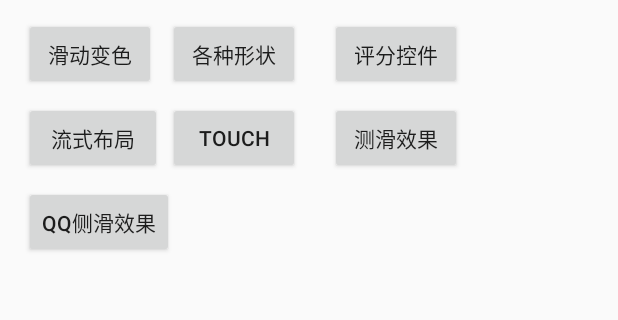
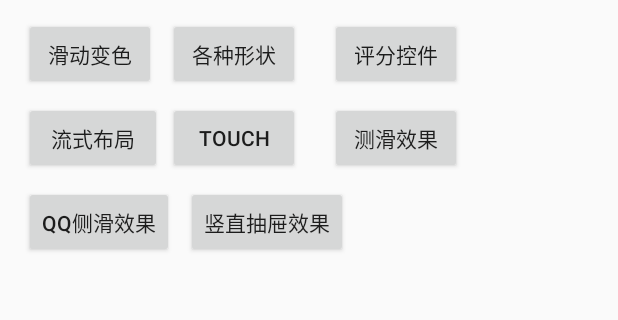
Before and after one commit to 13538659596/View, an Android app: the screen it shows after launch (MainActivity), on a phone screen of 412 x 824 dp, the part 96-416 px from its top. Run offline under Robolectric (Android 15) with nearby library versions, the phone set to English and light mode, and no system bars; our stand-ins replace ButterKnife.

Commit message:
垂直抽屉

```diff
--- a/app/src/main/AndroidManifest.xml
+++ b/app/src/main/AndroidManifest.xml
@@ -36,6 +36,8 @@
         </activity>
         <activity android:name=".ListView.QQScrollActivity">
         </activity>
+        <activity android:name=".ListView.DragHelpActivity">
+        </activity>
     </application>
 
 </manifest>
--- a/app/src/main/java/com/example/view/MainActivity.java
+++ b/app/src/main/java/com/example/view/MainActivity.java
@@ -5,6 +5,7 @@ import android.os.Bundle;
 import android.util.Log;
 
 import com.example.view.ListView.ColorTextActivity;
+import com.example.view.ListView.DragHelpActivity;
 import com.example.view.ListView.ListpicActivity;
 import com.example.view.ListView.QQScrollActivity;
 import com.example.view.ListView.QQStepActivirt;
@@ -74,6 +75,10 @@ public class MainActivity extends BaseActivity {
     public void showQQ() {
         startActivity(new Intent(this, QQScrollActivity.class));}
 
+    @OnClick(R.id.button11)
+    public void dragHelp() {
+        startActivity(new Intent(this, DragHelpActivity.class));}
+
 
 
 
--- a/app/src/main/res/layout/activity_main.xml
+++ b/app/src/main/res/layout/activity_main.xml
@@ -96,5 +96,14 @@
         app:layout_constraintStart_toStartOf="@+id/button7"
         app:layout_constraintTop_toBottomOf="@+id/button7"/>
 
+    <Button
+        android:id="@+id/button11"
+        android:layout_width="wrap_content"
+        android:layout_height="wrap_content"
+        android:layout_marginStart="8dp"
+        android:text="竖直抽屉效果"
+        app:layout_constraintStart_toEndOf="@+id/button10"
+        app:layout_constraintTop_toTopOf="@+id/button10"/>
+
 
 </android.support.constraint.ConstraintLayout>
```
Also changed, not shown: app/src/main/java/com/example/view/ListView/DragHelpActivity.java (added, +20 -0 lines), app/src/main/java/com/example/view/group/DargVIewList.java (added, +81 -0 lines), app/src/main/res/layout/activity_drag_help.xml (added, +24 -0 lines).
